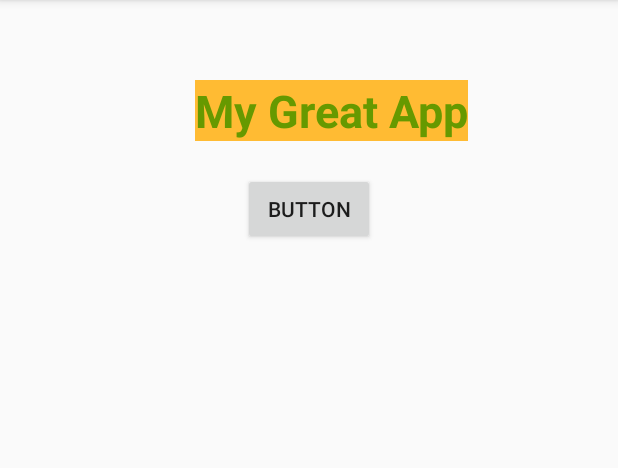
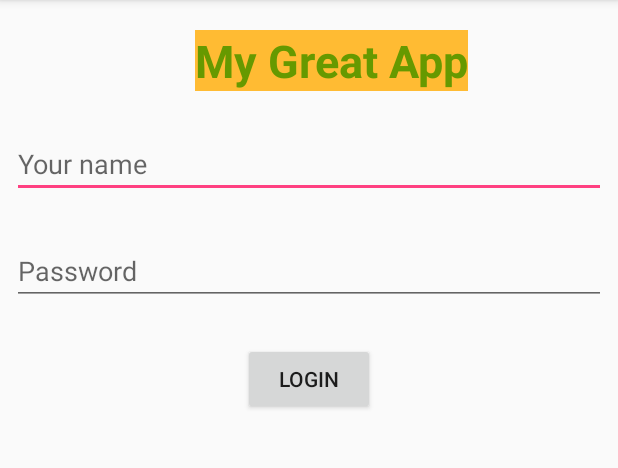
Before and after one commit to narsingd/MyAndroidExampleApp, an Android app: the screen it shows after launch (MainActivity), on a phone screen of 412 x 824 dp, the part 84-552 px from its top. Run offline under Robolectric (Android 15) with nearby library versions, the phone set to English and light mode, and no system bars.

Commit message:
Login Demo

```diff
--- a/app/src/main/java/com/example/ndyavani/exampleapp/MainActivity.java
+++ b/app/src/main/java/com/example/ndyavani/exampleapp/MainActivity.java
@@ -4,6 +4,7 @@ import android.os.Bundle;
 import android.support.v7.app.AppCompatActivity;
 import android.util.Log;
 import android.view.View;
+import android.widget.EditText;
 
 public class MainActivity extends AppCompatActivity {
 
@@ -13,7 +14,13 @@ public class MainActivity extends AppCompatActivity {
         setContentView(R.layout.activity_main);
     }
 
-    public void clickFunction(View view){
+    public void loginFunction(View view){
+
+        EditText nameEditText = (EditText)findViewById(R.id.nameEditText);
+        EditText passwordEditText = (EditText)findViewById(R.id.passwordEditText);
+
         Log.i("info", "Butten Pressed");
+        Log.i("Name", nameEditText.getText().toString());
+        Log.i("Password", passwordEditText.getText().toString());
     }
 }
--- a/app/src/main/res/layout/activity_main.xml
+++ b/app/src/main/res/layout/activity_main.xml
@@ -12,7 +12,7 @@
         android:layout_height="wrap_content"
         android:layout_marginEnd="100dp"
         android:layout_marginRight="100dp"
-        android:layout_marginTop="53dp"
+        android:layout_marginTop="20dp"
         android:alpha="1"
         android:background="@android:color/holo_orange_light"
         android:text="My Great App"
@@ -26,10 +26,48 @@
         android:id="@+id/button"
         android:layout_width="wrap_content"
         android:layout_height="wrap_content"
-        android:layout_marginTop="21dp"
-        android:onClick="clickFunction"
-        android:text="Button"
+        android:layout_marginTop="168dp"
+        android:onClick="loginFunction"
+        android:text="Login"
         app:layout_constraintEnd_toEndOf="parent"
         app:layout_constraintStart_toStartOf="parent"
         app:layout_constraintTop_toBottomOf="@+id/textView" />
+
+    <EditText
+        android:id="@+id/nameEditText"
+        android:layout_width="0dp"
+        android:layout_height="wrap_content"
+        android:layout_marginBottom="20dp"
+        android:layout_marginEnd="8dp"
+        android:layout_marginLeft="8dp"
+        android:layout_marginRight="8dp"
+        android:layout_marginStart="8dp"
+        android:layout_marginTop="20dp"
+        android:ems="10"
+        android:hint="Your name"
+        android:inputType="textPersonName"
+        app:layout_constraintBottom_toTopOf="@+id/button"
+        app:layout_constraintEnd_toEndOf="parent"
+        app:layout_constraintHorizontal_bias="0.0"
+        app:layout_constraintStart_toStartOf="parent"
+        app:layout_constraintTop_toBottomOf="@+id/textView"
+        app:layout_constraintVertical_bias="0.073" />
+
+    <EditText
+        android:id="@+id/passwordEditText"
+        android:layout_width="0dp"
+        android:layout_height="wrap_content"
+        android:layout_marginBottom="20dp"
+        android:layout_marginEnd="8dp"
+        android:layout_marginLeft="8dp"
+        android:layout_marginRight="8dp"
+        android:layout_marginStart="8dp"
+        android:layout_marginTop="20dp"
+        android:ems="10"
+        android:hint="Password"
+        android:inputType="textPassword"
+        app:layout_constraintBottom_toTopOf="@+id/button"
+        app:layout_constraintEnd_toEndOf="parent"
+        app:layout_constraintStart_toStartOf="parent"
+        app:layout_constraintTop_toBottomOf="@+id/nameEditText" />
 </android.support.constraint.ConstraintLayout>
```
